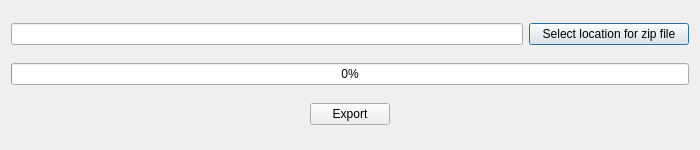
First picture: the form in Gui/Dialogs/DialogExport.ui, repository fxdeniz/NeSync, before the edit.
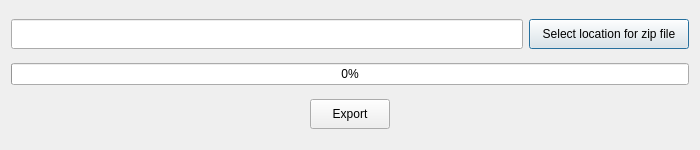
Second picture: the form after the edit.

Commit message: make buttons and lineEdits 30px height in Dialogs

Patch:
```diff
--- a/Gui/Dialogs/DialogExport.ui
+++ b/Gui/Dialogs/DialogExport.ui
@@ -30,6 +30,17 @@
     <layout class="QHBoxLayout" name="horizontalLayout">
      <item>
       <widget class="QLineEdit" name="lineEdit">
+       <property name="minimumSize">
+        <size>
+         <width>0</width>
+         <height>30</height>
+        </size>
+       </property>
+       <property name="font">
+        <font>
+         <bold>true</bold>
+        </font>
+       </property>
        <property name="readOnly">
         <bool>true</bool>
        </property>
@@ -40,7 +51,7 @@
        <property name="minimumSize">
         <size>
          <width>160</width>
-         <height>0</height>
+         <height>30</height>
         </size>
        </property>
        <property name="text">
@@ -80,6 +91,12 @@
      </item>
      <item>
       <widget class="QPushButton" name="buttonExport">
+       <property name="minimumSize">
+        <size>
+         <width>0</width>
+         <height>30</height>
+        </size>
+       </property>
        <property name="text">
         <string>Export</string>
        </property>
```
The commit also changes 3 other files.
